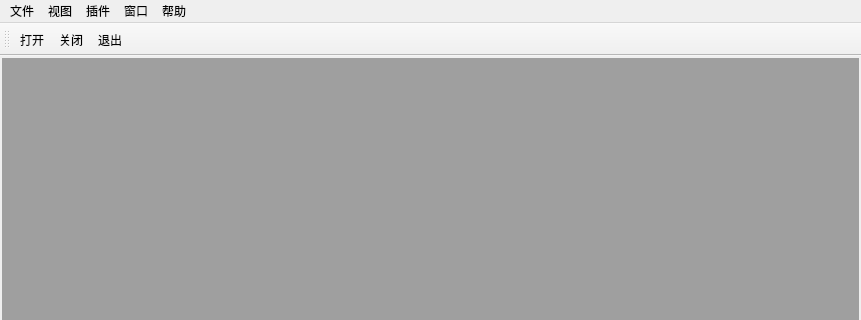
The window that signal_view/main_window.ui (pickwick2016/system-view) describes before a commit, drawn with Qt 5; both pictures show x 0 to 861 and y 0 to 320 of the 861 by 550 pixel window.
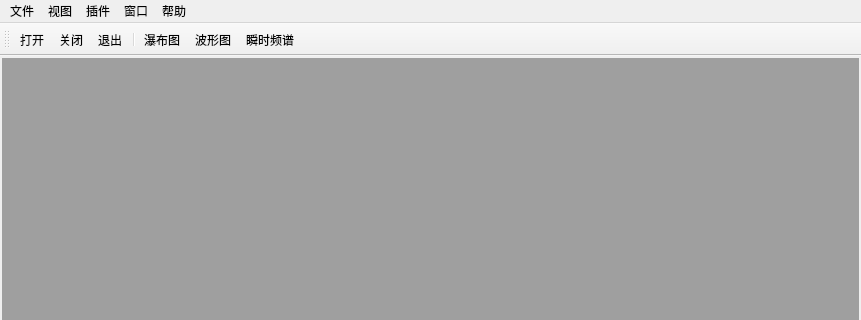
The same window after the commit. Icons and pictures are not drawn.

```diff
--- a/signal_view/main_window.ui
+++ b/signal_view/main_window.ui
@@ -106,6 +106,10 @@
    <addaction name="actionOpen"/>
    <addaction name="actionClose"/>
    <addaction name="actionExit"/>
+   <addaction name="separator"/>
+   <addaction name="actionWaterfall"/>
+   <addaction name="actionWave"/>
+   <addaction name="actionFreq"/>
   </widget>
   <widget class="QStatusBar" name="statusBar"/>
   <action name="actionOpen">
```
Left out of the diff: 12 changed lines with no effect on the pictures.
